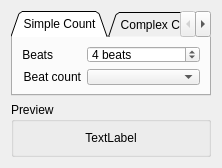
Whatang/DrumBurp, file src/Widgets/measureTabs.ui: the form before one commit.
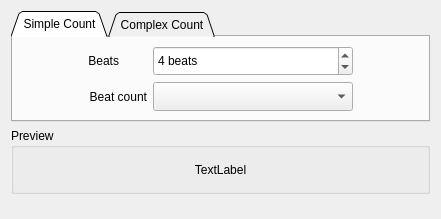
The form after the commit.

Commit message:
Fix sizes of widgets containing text.
Fixes #318.

Diff of the .ui file:
```diff
--- a/src/Widgets/measureTabs.ui
+++ b/src/Widgets/measureTabs.ui
@@ -6,12 +6,12 @@
    <rect>
     <x>0</x>
     <y>0</y>
-    <width>218</width>
-    <height>155</height>
+    <width>441</width>
+    <height>219</height>
    </rect>
   </property>
   <property name="sizePolicy">
-   <sizepolicy hsizetype="Preferred" vsizetype="Fixed">
+   <sizepolicy hsizetype="Expanding" vsizetype="Expanding">
     <horstretch>0</horstretch>
     <verstretch>0</verstretch>
    </sizepolicy>
@@ -19,25 +19,25 @@
   <property name="windowTitle">
    <string>Form</string>
   </property>
-  <layout class="QGridLayout" name="gridLayout_2">
-   <item row="0" column="0">
+  <layout class="QVBoxLayout" name="verticalLayout">
+   <item>
     <widget class="QTabWidget" name="counterTabs">
      <property name="sizePolicy">
-      <sizepolicy hsizetype="MinimumExpanding" vsizetype="Fixed">
+      <sizepolicy hsizetype="Preferred" vsizetype="Preferred">
        <horstretch>0</horstretch>
        <verstretch>0</verstretch>
       </sizepolicy>
      </property>
      <property name="minimumSize">
       <size>
-       <width>200</width>
-       <height>85</height>
+       <width>415</width>
+       <height>111</height>
       </size>
      </property>
      <property name="maximumSize">
       <size>
-       <width>500</width>
-       <height>85</height>
+       <width>16777215</width>
+       <height>16777215</height>
       </size>
      </property>
      <property name="tabShape">
@@ -47,6 +47,12 @@
       <number>0</number>
      </property>
      <widget class="QWidget" name="simpleTab">
+      <property name="sizePolicy">
+       <sizepolicy hsizetype="Preferred" vsizetype="Expanding">
+        <horstretch>0</horstretch>
+        <verstretch>0</verstretch>
+       </sizepolicy>
+      </property>
       <property name="toolTip">
        <string>Edit a simple measure count</string>
       </property>
@@ -54,6 +60,53 @@
        <string>Simple Count</string>
       </attribute>
       <layout class="QGridLayout" name="gridLayout">
+       <item row="0" column="0">
+        <spacer name="horizontalSpacer_3">
+         <property name="orientation">
+          <enum>Qt::Horizontal</enum>
+         </property>
+         <property name="sizeType">
+          <enum>QSizePolicy::MinimumExpanding</enum>
+         </property>
+         <property name="sizeHint" stdset="0">
+          <size>
+           <width>0</width>
+           <height>20</height>
+          </size>
+         </property>
+        </spacer>
+       </item>
+       <item row="1" column="2">
+        <widget class="QComboBox" name="beatCountComboBox">
+         <property name="sizePolicy">
+          <sizepolicy hsizetype="Preferred" vsizetype="Preferred">
+           <horstretch>1</horstretch>
+           <verstretch>0</verstretch>
+          </sizepolicy>
+         </property>
+         <property name="minimumSize">
+          <size>
+           <width>0</width>
+           <height>0</height>
+          </size>
+         </property>
+         <property name="maximumSize">
+          <size>
+           <width>200</width>
+           <height>16777215</height>
+          </size>
+         </property>
+         <property name="baseSize">
+          <size>
+           <width>200</width>
+           <height>0</height>
+          </size>
+         </property>
+         <property name="toolTip">
+          <string>The number of beats in this measure</string>
+         </property>
+        </widget>
+       </item>
        <item row="0" column="1">
         <widget class="QLabel" name="label_2">
          <property name="sizePolicy">
@@ -79,11 +132,17 @@
        <item row="0" column="2">
         <widget class="QSpinBox" name="beatsSpinBox">
          <property name="sizePolicy">
-          <sizepolicy hsizetype="Preferred" vsizetype="Fixed">
-           <horstretch>0</horstretch>
+          <sizepolicy hsizetype="Preferred" vsizetype="Preferred">
+           <horstretch>1</horstretch>
            <verstretch>0</verstretch>
           </sizepolicy>
          </property>
+         <property name="maximumSize">
+          <size>
+           <width>200</width>
+           <height>16777215</height>
+          </size>
+         </property>
          <property name="baseSize">
           <size>
            <width>100</width>
@@ -129,30 +188,21 @@
          </property>
         </widget>
        </item>
-       <item row="1" column="2">
-        <widget class="QComboBox" name="beatCountComboBox">
-         <property name="minimumSize">
+       <item row="0" column="3">
+        <spacer name="horizontalSpacer_4">
+         <property name="orientation">
+          <enum>Qt::Horizontal</enum>
+         </property>
+         <property name="sizeType">
+          <enum>QSizePolicy::MinimumExpanding</enum>
+         </property>
+         <property name="sizeHint" stdset="0">
           <size>
            <width>0</width>
-           <height>0</height>
+           <height>20</height>
           </size>
          </property>
-         <property name="maximumSize">
-          <size>
-           <width>200</width>
-           <height>16777215</height>
-          </size>
-         </property>
-         <property name="baseSize">
-          <size>
-           <width>200</width>
-           <height>0</height>
-          </size>
-         </property>
-         <property name="toolTip">
-          <string>The number of beats in this measure</string>
-         </property>
-        </widget>
+        </spacer>
        </item>
       </layout>
      </widget>
@@ -204,17 +254,23 @@
      </widget>
     </widget>
    </item>
-   <item row="1" column="0">
+   <item>
     <widget class="QGroupBox" name="groupBox">
      <property name="sizePolicy">
-      <sizepolicy hsizetype="Preferred" vsizetype="Maximum">
+      <sizepolicy hsizetype="Preferred" vsizetype="Preferred">
        <horstretch>0</horstretch>
        <verstretch>0</verstretch>
       </sizepolicy>
      </property>
+     <property name="minimumSize">
+      <size>
+       <width>415</width>
+       <height>66</height>
+      </size>
+     </property>
      <property name="maximumSize">
       <size>
-       <width>500</width>
+       <width>16777215</width>
        <height>16777215</height>
       </size>
      </property>
@@ -247,6 +303,22 @@
      </layout>
     </widget>
    </item>
+   <item>
+    <spacer name="verticalSpacer">
+     <property name="orientation">
+      <enum>Qt::Vertical</enum>
+     </property>
+     <property name="sizeType">
+      <enum>QSizePolicy::MinimumExpanding</enum>
+     </property>
+     <property name="sizeHint" stdset="0">
+      <size>
+       <width>20</width>
+       <height>0</height>
+      </size>
+     </property>
+    </spacer>
+   </item>
   </layout>
  </widget>
  <resources/>
```
The commit also changes 5 other files.
